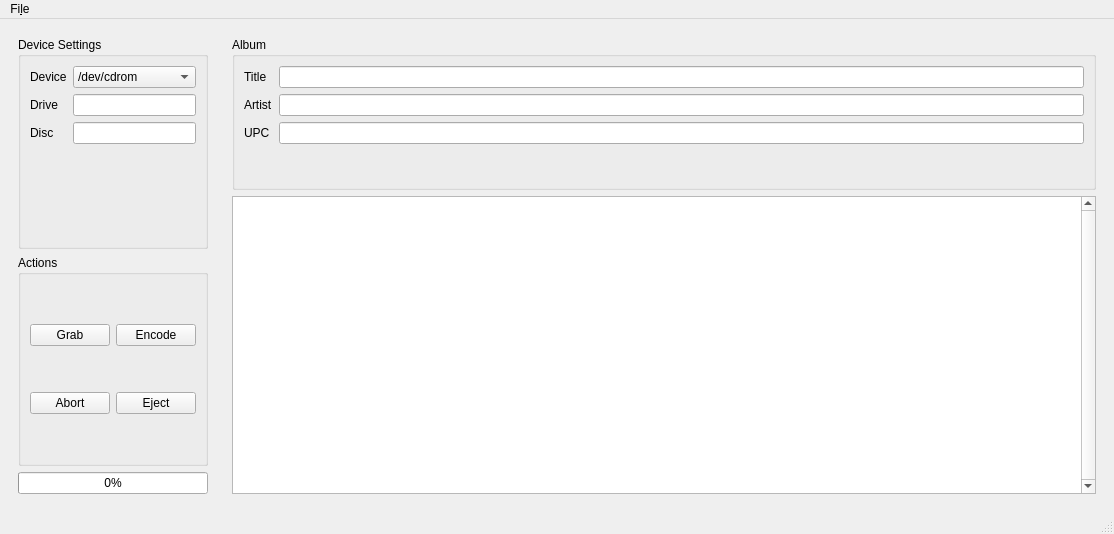
ThijsWithaar/CD-Grab, file gui/main.ui: the form before one commit.
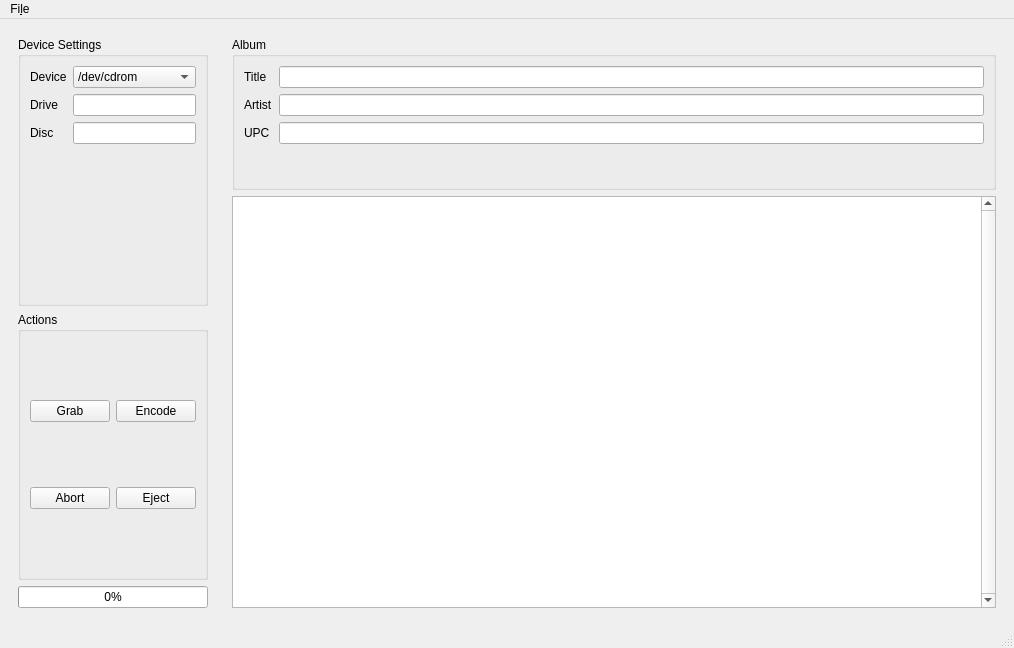
The form after the commit.

Diff of the .ui file:
```diff
--- a/gui/main.ui
+++ b/gui/main.ui
@@ -6,8 +6,8 @@
    <rect>
     <x>0</x>
     <y>0</y>
-    <width>1114</width>
-    <height>534</height>
+    <width>1014</width>
+    <height>648</height>
    </rect>
   </property>
   <property name="windowTitle">
@@ -219,7 +219,7 @@
     <rect>
      <x>0</x>
      <y>0</y>
-     <width>1114</width>
+     <width>1014</width>
      <height>38</height>
     </rect>
    </property>
```
